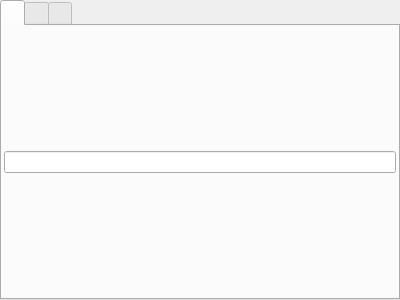
Qt form ui/world_building_item_editor.ui (zkovari/plotlyst) before a commit.
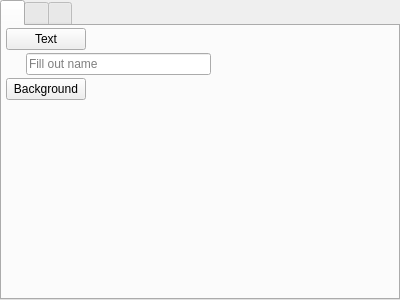
The same form after that commit. Custom widgets are drawn as their Qt base class.

Commit message: better posiitons

The edit to the form file:
```diff
--- a/ui/world_building_item_editor.ui
+++ b/ui/world_building_item_editor.ui
@@ -25,7 +25,7 @@
      <number>3</number>
     </property>
     <property name="leftMargin">
-     <number>2</number>
+     <number>4</number>
     </property>
     <property name="topMargin">
      <number>2</number>
@@ -37,7 +37,117 @@
      <number>2</number>
     </property>
     <item>
-     <widget class="QLineEdit" name="lineName"/>
+     <widget class="IconText" name="iconText">
+      <property name="sizePolicy">
+       <sizepolicy hsizetype="Maximum" vsizetype="Fixed">
+        <horstretch>0</horstretch>
+        <verstretch>0</verstretch>
+       </sizepolicy>
+      </property>
+      <property name="text">
+       <string>Text</string>
+      </property>
+      <property name="iconName" stdset="0">
+       <string>mdi.format-title</string>
+      </property>
+     </widget>
+    </item>
+    <item>
+     <widget class="QWidget" name="widget" native="true">
+      <layout class="QHBoxLayout" name="horizontalLayout">
+       <property name="spacing">
+        <number>0</number>
+       </property>
+       <property name="leftMargin">
+        <number>20</number>
+       </property>
+       <property name="topMargin">
+        <number>0</number>
+       </property>
+       <property name="rightMargin">
+        <number>0</number>
+       </property>
+       <property name="bottomMargin">
+        <number>0</number>
+       </property>
+       <item>
+        <widget class="QLineEdit" name="lineName">
+         <property name="maximumSize">
+          <size>
+           <width>300</width>
+           <height>16777215</height>
+          </size>
+         </property>
+         <property name="placeholderText">
+          <string>Fill out name</string>
+         </property>
+        </widget>
+       </item>
+       <item>
+        <spacer name="horizontalSpacer">
+         <property name="orientation">
+          <enum>Qt::Horizontal</enum>
+         </property>
+         <property name="sizeHint" stdset="0">
+          <size>
+           <width>40</width>
+           <height>20</height>
+          </size>
+         </property>
+        </spacer>
+       </item>
+      </layout>
+     </widget>
+    </item>
+    <item>
+     <widget class="IconText" name="iconBackground">
+      <property name="sizePolicy">
+       <sizepolicy hsizetype="Maximum" vsizetype="Fixed">
+        <horstretch>0</horstretch>
+        <verstretch>0</verstretch>
+       </sizepolicy>
+      </property>
+      <property name="text">
+       <string>Background</string>
+      </property>
+      <property name="iconName" stdset="0">
+       <string>fa5s.paint-brush</string>
+      </property>
+     </widget>
+    </item>
+    <item>
+     <widget class="QWidget" name="wdgColorsParent" native="true">
+      <layout class="QHBoxLayout" name="horizontalLayout_2">
+       <property name="spacing">
+        <number>2</number>
+       </property>
+       <property name="leftMargin">
+        <number>20</number>
+       </property>
+       <property name="topMargin">
+        <number>2</number>
+       </property>
+       <property name="rightMargin">
+        <number>2</number>
+       </property>
+       <property name="bottomMargin">
+        <number>2</number>
+       </property>
+      </layout>
+     </widget>
+    </item>
+    <item>
+     <spacer name="verticalSpacer">
+      <property name="orientation">
+       <enum>Qt::Vertical</enum>
+      </property>
+      <property name="sizeHint" stdset="0">
+       <size>
+        <width>20</width>
+        <height>40</height>
+       </size>
+      </property>
+     </spacer>
     </item>
    </layout>
   </widget>
@@ -86,6 +196,13 @@
    </layout>
   </widget>
  </widget>
+ <customwidgets>
+  <customwidget>
+   <class>IconText</class>
+   <extends>QPushButton</extends>
+   <header>src.main.python.plotlyst.view.widget.display</header>
+  </customwidget>
+ </customwidgets>
  <resources/>
  <connections/>
 </ui>
```
Left out of the diff: 8 changed lines with no effect on the pictures.
